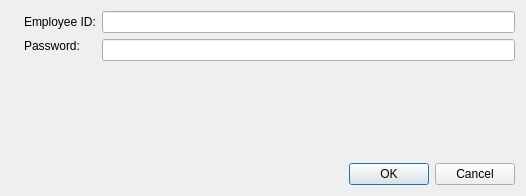
Old version of the form Login.ui in the repository bedi1982/Oficina.
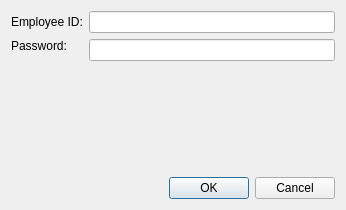
New version of the form. Icons and pictures are not drawn.

```diff
--- a/Login.ui
+++ b/Login.ui
@@ -6,21 +6,14 @@
    <rect>
     <x>0</x>
     <y>0</y>
-    <width>526</width>
-    <height>196</height>
+    <width>346</width>
+    <height>210</height>
    </rect>
   </property>
   <property name="windowTitle">
    <string>login</string>
   </property>
   <layout class="QGridLayout" name="gridLayout">
-   <item row="0" column="1">
-    <widget class="QLabel" name="lbl_UserId">
-     <property name="text">
-      <string>Employee ID:</string>
-     </property>
-    </widget>
-   </item>
    <item row="1" column="2" alignment="Qt::AlignTop">
     <widget class="QLineEdit" name="line_Password">
      <property name="echoMode">
@@ -45,27 +38,21 @@
      </property>
     </widget>
    </item>
-   <item row="3" column="1">
-    <widget class="QLabel" name="label_Feedback">
+   <item row="0" column="1">
+    <widget class="QLabel" name="lbl_UserId">
      <property name="text">
-      <string/>
+      <string>Employee ID:</string>
      </property>
     </widget>
    </item>
-   <item row="1" column="0">
-    <widget class="QLabel" name="label">
-     <property name="text">
-      <string/>
+   <item row="4" column="2" alignment="Qt::AlignTop">
+    <widget class="QDialogButtonBox" name="buttonBox">
+     <property name="standardButtons">
+      <set>QDialogButtonBox::Cancel|QDialogButtonBox::Ok</set>
      </property>
-     <property name="pixmap">
-      <pixmap resource="images/images.qrc">:/emoticons/sport-car.png</pixmap>
-     </property>
-     <property name="scaledContents">
-      <bool>true</bool>
-     </property>
     </widget>
    </item>
-   <item row="2" column="2">
+   <item row="3" column="2">
     <spacer name="verticalSpacer">
      <property name="orientation">
       <enum>Qt::Vertical</enum>
@@ -78,10 +65,23 @@
      </property>
     </spacer>
    </item>
-   <item row="3" column="2" alignment="Qt::AlignTop">
-    <widget class="QDialogButtonBox" name="buttonBox">
-     <property name="standardButtons">
-      <set>QDialogButtonBox::Cancel|QDialogButtonBox::Ok</set>
+   <item row="4" column="1">
+    <widget class="QLabel" name="label_Feedback">
+     <property name="text">
+      <string/>
+     </property>
+    </widget>
+   </item>
+   <item row="2" column="2">
+    <widget class="QLabel" name="label">
+     <property name="text">
+      <string/>
+     </property>
+     <property name="pixmap">
+      <pixmap resource="images/images.qrc">:/emoticons/sport-car.png</pixmap>
+     </property>
+     <property name="scaledContents">
+      <bool>true</bool>
      </property>
     </widget>
    </item>
```
Left out of the diff: 2 changed lines with no effect on the pictures.
